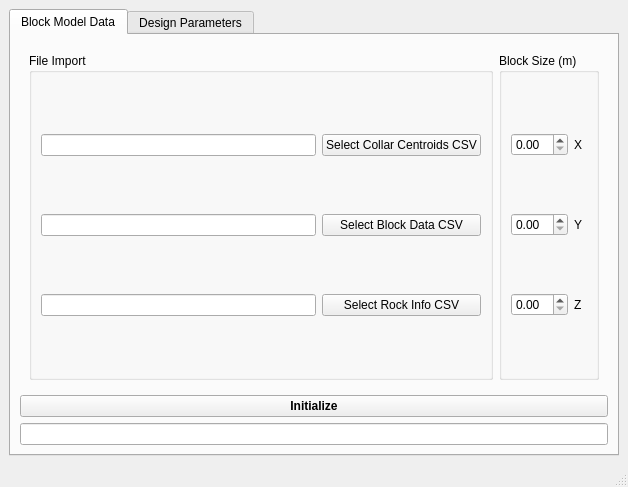
Qt form mainwindow.ui (basilrabi/lomoptim-qt) before a commit.
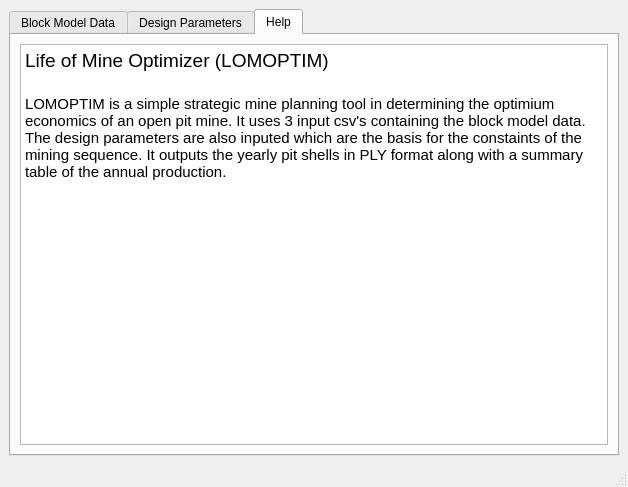
The same form after that commit. The open tabs and pages were chosen to show the change.

Commit message: initial import of collar data

```diff
--- a/mainwindow.ui
+++ b/mainwindow.ui
@@ -153,6 +153,29 @@
         <string>Design Parameters</string>
        </attribute>
       </widget>
+      <widget class="QWidget" name="tab_3">
+       <attribute name="title">
+        <string>Help</string>
+       </attribute>
+       <layout class="QGridLayout" name="gridLayout_6">
+        <item row="0" column="0">
+         <widget class="QTextBrowser" name="textBrowser">
+          <property name="html">
+           <string>&lt;!DOCTYPE HTML PUBLIC &quot;-//W3C//DTD HTML 4.0//EN&quot; &quot;http://www.w3.org/TR/REC-html40/strict.dtd&quot;&gt;
+&lt;html&gt;&lt;head&gt;&lt;meta name=&quot;qrichtext&quot; content=&quot;1&quot; /&gt;&lt;meta charset=&quot;utf-8&quot; /&gt;&lt;style type=&quot;text/css&quot;&gt;
+p, li { white-space: pre-wrap; }
+hr { height: 1px; border-width: 0; }
+li.unchecked::marker { content: &quot;\2610&quot;; }
+li.checked::marker { content: &quot;\2612&quot;; }
+&lt;/style&gt;&lt;/head&gt;&lt;body style=&quot; font-family:'Cantarell'; font-size:11pt; font-weight:400; font-style:normal;&quot;&gt;
+&lt;p style=&quot; margin-top:0px; margin-bottom:0px; margin-left:0px; margin-right:0px; -qt-block-indent:0; text-indent:0px;&quot;&gt;&lt;span style=&quot; font-size:14pt;&quot;&gt;Life of Mine Optimizer (LOMOPTIM)&lt;/span&gt;&lt;/p&gt;
+&lt;p style=&quot;-qt-paragraph-type:empty; margin-top:0px; margin-bottom:0px; margin-left:0px; margin-right:0px; -qt-block-indent:0; text-indent:0px; font-size:14pt;&quot;&gt;&lt;br /&gt;&lt;/p&gt;
+&lt;p style=&quot; margin-top:0px; margin-bottom:0px; margin-left:0px; margin-right:0px; -qt-block-indent:0; text-indent:0px;&quot;&gt;LOMOPTIM is a simple strategic mine planning tool in determining the optimium economics of an open pit mine. It uses 3 input csv's containing the block model data. The design parameters are also inputed which are the basis for the constaints of the mining sequence. It outputs the yearly pit shells in PLY format along with a summary table of the annual production.&lt;/p&gt;&lt;/body&gt;&lt;/html&gt;</string>
+          </property>
+         </widget>
+        </item>
+       </layout>
+      </widget>
      </widget>
     </item>
    </layout>
```
The commit also changes 3 other files.
